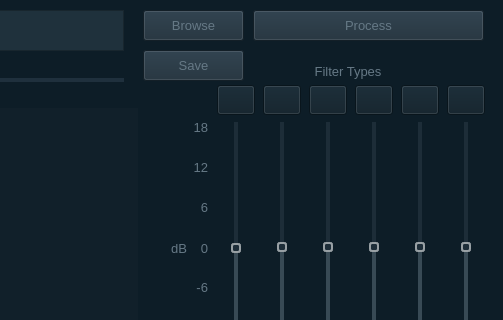
Qt form ui/mainapp.ui (lakshbhasin/gpu_parametric_eq) before a commit; both pictures show x 517 to 1020 and y 0 to 320 of the 1020 by 615 pixel window.
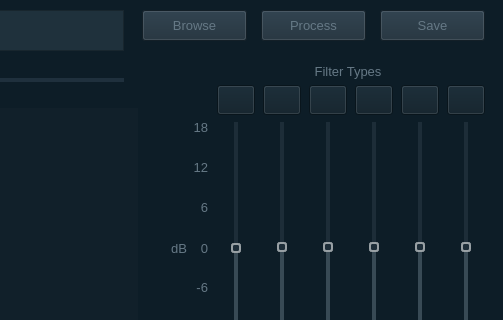
The same form after that commit. Custom widgets are drawn as their Qt base class.

```diff
--- a/ui/mainapp.ui
+++ b/ui/mainapp.ui
@@ -46,9 +46,9 @@
     </property>
     <property name="geometry">
      <rect>
-      <x>660</x>
+      <x>659</x>
       <y>10</y>
-      <width>101</width>
+      <width>105</width>
       <height>31</height>
      </rect>
     </property>
@@ -66,7 +66,7 @@
 
 QWidget::!enabled
 {
-	background-color: rgb(32, 47, 61);
+	background-color: rgb(39, 50, 61)
 }</string>
     </property>
     <property name="text">
@@ -101,9 +101,9 @@
     </property>
     <property name="geometry">
      <rect>
-      <x>770</x>
+      <x>778</x>
       <y>10</y>
-      <width>231</width>
+      <width>105</width>
       <height>31</height>
      </rect>
     </property>
@@ -121,7 +121,7 @@
 
 QWidget::!enabled
 {
-	background-color: rgb(32, 47, 61);
+	background-color: rgb(39, 50, 61);
 }</string>
     </property>
     <property name="text">
@@ -2274,9 +2274,9 @@
     </property>
     <property name="geometry">
      <rect>
-      <x>660</x>
-      <y>50</y>
-      <width>101</width>
+      <x>897</x>
+      <y>10</y>
+      <width>105</width>
       <height>31</height>
      </rect>
     </property>
@@ -2294,8 +2294,7 @@
 
 QWidget::!enabled
 {
-	background-color: rgb(32, 32, 32);
-        color: rgb(50, 50, 50);
+	background-color: rgb(39, 50, 61);
 }</string>
     </property>
     <property name="text">
```
Left out of the diff: 9 changed lines with no effect on the pictures.
